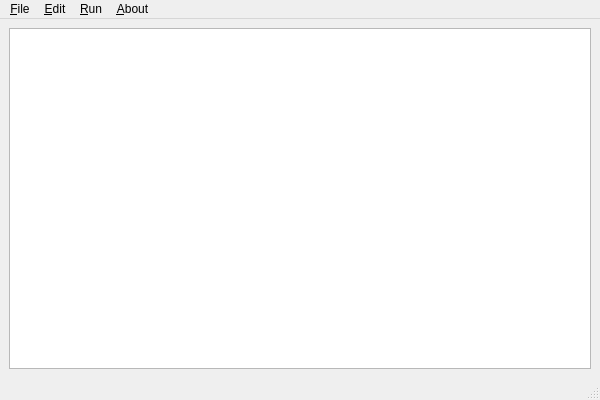
Before: the Qt Designer form tools/lammps-gui/lammpsgui.ui in lammps/lammps, drawn with Qt 5.
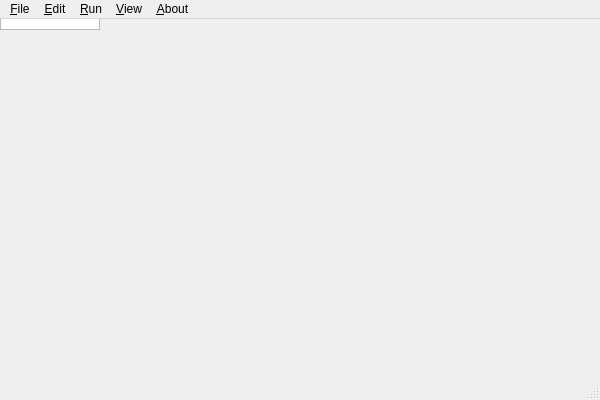
After: the same form once the commit is applied. Icons and pictures are not drawn. Custom widgets are drawn as their Qt base class.

```diff
--- a/tools/lammps-gui/lammpsgui.ui
+++ b/tools/lammps-gui/lammpsgui.ui
@@ -13,19 +13,13 @@
   <property name="windowTitle">
    <string>LammpsGui</string>
   </property>
-  <widget class="QWidget" name="centralwidget">
-   <layout class="QHBoxLayout" name="horizontalLayout">
-    <item>
-     <widget class="CodeEditor" name="textEdit">
-      <property name="enabled">
-       <bool>true</bool>
-      </property>
-      <property name="acceptDrops">
-       <bool>true</bool>
-      </property>
-     </widget>
-    </item>
-   </layout>
+  <widget class="CodeEditor" name="textEdit">
+   <property name="enabled">
+    <bool>true</bool>
+   </property>
+   <property name="acceptDrops">
+    <bool>true</bool>
+   </property>
   </widget>
   <widget class="QMenuBar" name="menubar">
    <property name="geometry">
@@ -33,7 +27,7 @@
      <x>0</x>
      <y>0</y>
      <width>600</width>
-     <height>23</height>
+     <height>24</height>
     </rect>
    </property>
    <widget class="QMenu" name="menuFile">
@@ -79,9 +73,18 @@
     <addaction name="action_Help"/>
     <addaction name="actionLAMMPS_Manual"/>
    </widget>
+   <widget class="QMenu" name="menu_View">
+    <property name="title">
+     <string>&amp;View</string>
+    </property>
+    <addaction name="actionView_Log_Window"/>
+    <addaction name="actionView_Graph_Window"/>
+    <addaction name="actionView_Image_Window"/>
+   </widget>
    <addaction name="menuFile"/>
    <addaction name="menuEdit"/>
    <addaction name="menu_Run"/>
+   <addaction name="menu_View"/>
    <addaction name="menuAbout"/>
   </widget>
   <widget class="QStatusBar" name="statusbar"/>
```
Left out of the diff: 252 changed lines with no effect on the pictures.
